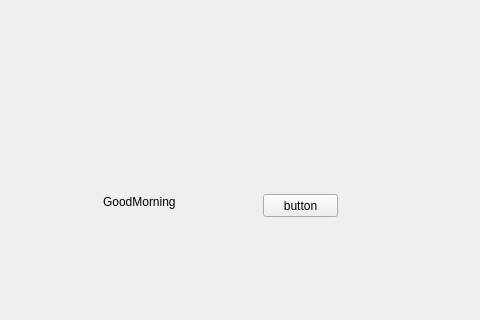
The window that HELLO_PYTHON/day05/main01.ui (samchi31/BasicPython) describes before a commit, drawn with Qt 5; both pictures show x 217 to 697 and y 86 to 406 of the 842 by 654 pixel window.
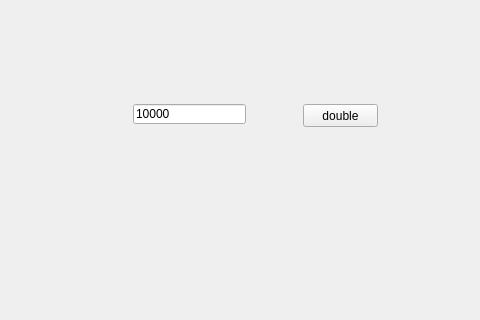
The same window after the commit.

The edit to the form file:
```diff
--- a/HELLO_PYTHON/day05/main01.ui
+++ b/HELLO_PYTHON/day05/main01.ui
@@ -14,30 +14,30 @@
    <string>MainWindow</string>
   </property>
   <widget class="QWidget" name="centralwidget">
-   <widget class="QLabel" name="label">
+   <widget class="QLineEdit" name="lineEdit">
     <property name="geometry">
      <rect>
-      <x>320</x>
-      <y>280</y>
-      <width>131</width>
-      <height>16</height>
+      <x>350</x>
+      <y>190</y>
+      <width>113</width>
+      <height>20</height>
      </rect>
     </property>
     <property name="text">
-     <string>GoodMorning</string>
+     <string>10000</string>
     </property>
    </widget>
    <widget class="QPushButton" name="btn">
     <property name="geometry">
      <rect>
-      <x>480</x>
-      <y>280</y>
+      <x>520</x>
+      <y>190</y>
       <width>75</width>
       <height>23</height>
      </rect>
     </property>
     <property name="text">
-     <string>button</string>
+     <string>double</string>
     </property>
    </widget>
   </widget>
```
Left out of the diff: 2 changed lines with no effect on the pictures.
